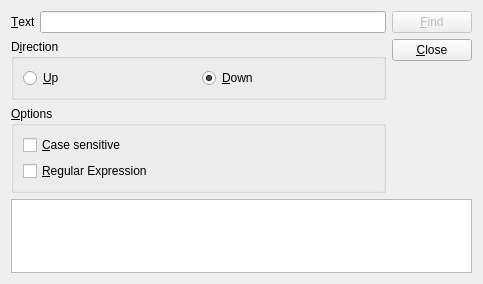
First picture: the form in lib/findform.ui, repository dewhisna/QtFindReplaceDialog, before the edit.
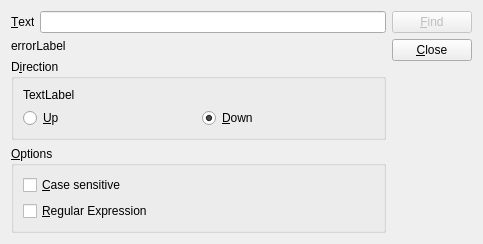
Second picture: the form after the edit.

Commit message: regex error in a label

```diff
--- a/lib/findform.ui
+++ b/lib/findform.ui
@@ -7,7 +7,7 @@
     <x>0</x>
     <y>0</y>
     <width>483</width>
-    <height>284</height>
+    <height>209</height>
    </rect>
   </property>
   <property name="windowTitle">
@@ -15,7 +15,7 @@
   </property>
   <layout class="QGridLayout" name="gridLayout_3">
    <item row="0" column="0">
-    <layout class="QHBoxLayout" name="horizontalLayout_2">
+    <layout class="QVBoxLayout" name="verticalLayout_3">
      <item>
       <layout class="QVBoxLayout" name="verticalLayout_2">
        <item>
@@ -36,19 +36,28 @@
         </layout>
        </item>
        <item>
+        <widget class="QLabel" name="errorLabel">
+         <property name="text">
+          <string>errorLabel</string>
+         </property>
+        </widget>
+       </item>
+      </layout>
+     </item>
+     <item>
         <widget class="QGroupBox" name="groupBox">
          <property name="title">
           <string>D&amp;irection</string>
          </property>
          <layout class="QGridLayout" name="gridLayout_2">
-          <item row="0" column="0">
+        <item row="1" column="0">
            <widget class="QRadioButton" name="upRadioButton">
             <property name="text">
              <string>&amp;Up</string>
             </property>
            </widget>
           </item>
-          <item row="0" column="1">
+        <item row="1" column="1">
            <widget class="QRadioButton" name="downRadioButton">
             <property name="text">
              <string>&amp;Down</string>
@@ -58,6 +67,13 @@
             </property>
            </widget>
           </item>
+        <item row="0" column="0">
+         <widget class="QLabel" name="label_2">
+          <property name="text">
+           <string>TextLabel</string>
+          </property>
+         </widget>
+        </item>
          </layout>
         </widget>
        </item>
@@ -96,7 +112,7 @@
        </item>
       </layout>
      </item>
-     <item>
+   <item row="0" column="1">
       <layout class="QVBoxLayout" name="verticalLayout">
        <item>
         <widget class="QPushButton" name="findButton">
@@ -129,20 +145,6 @@
         </spacer>
        </item>
       </layout>
-     </item>
-    </layout>
-   </item>
-   <item row="1" column="0">
-    <widget class="QTextEdit" name="errorTextEdit">
-     <property name="styleSheet">
-      <string notr="true">body {
-color: rgb(255, 0, 0);
-}</string>
-     </property>
-     <property name="readOnly">
-      <bool>true</bool>
-     </property>
-    </widget>
    </item>
   </layout>
  </widget>
```
Lines whose indentation alone changed are shown as unchanged. The commit also changes 2 other files.
